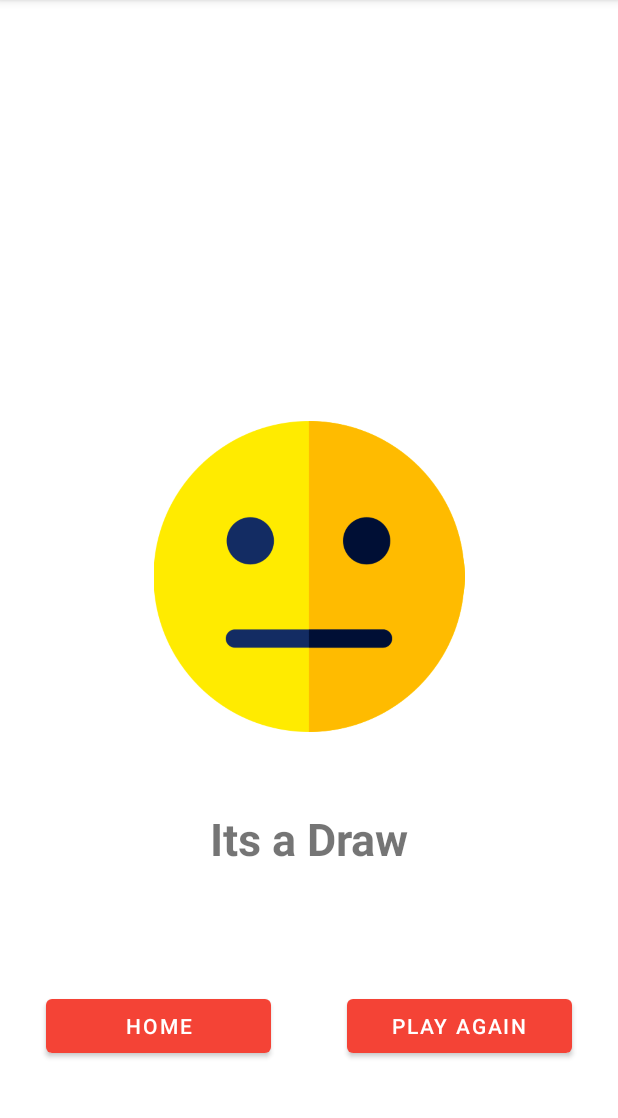
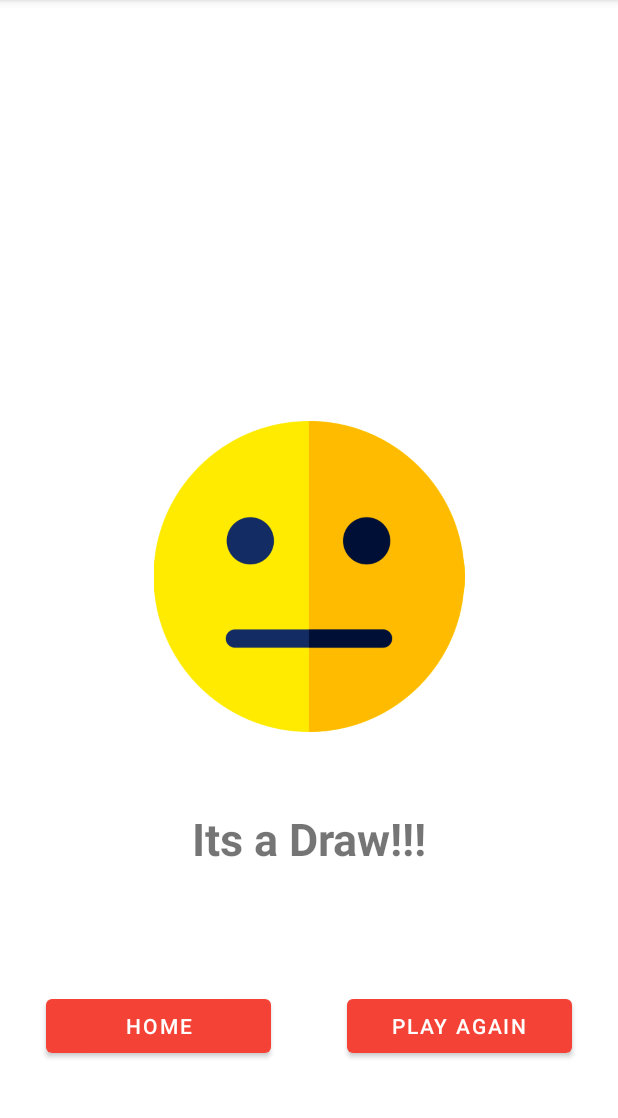
Before and after one commit to sadabmostafa/TicTacToe_Android_App, an Android app: the ResultScreen screen opened directly, with no data from a screen before it, on a phone screen of 412 x 824 dp, the part 84-1202 px from its top. Run offline under Robolectric (Android 15) with nearby library versions, the phone set to English and light mode, and no system bars.

Commit message:
Small updates

```diff
--- a/app/src/main/java/com/sadabmostafa/fridayproject/MainActivity.kt
+++ b/app/src/main/java/com/sadabmostafa/fridayproject/MainActivity.kt
@@ -15,6 +15,7 @@ class MainActivity : AppCompatActivity() {
     private lateinit var binding: ActivityMainBinding
     private var playerSelector = 1
     private var roundCounter = 0
+
     override fun onCreate(savedInstanceState: Bundle?) {
         super.onCreate(savedInstanceState)
         binding = ActivityMainBinding.inflate(layoutInflater)
--- a/app/src/main/java/com/sadabmostafa/fridayproject/ResultScreen.kt
+++ b/app/src/main/java/com/sadabmostafa/fridayproject/ResultScreen.kt
@@ -31,7 +31,7 @@ class ResultScreen : AppCompatActivity() {
             else -> {
                 binding.imageView2.visibility = View.INVISIBLE
                 binding.imageView.setImageResource(R.drawable.neutral)
-                binding.congo.text="Its a Draw"
+                binding.congo.text=getString(R.string.draw)
                 binding.won.text=""
             }
         }
--- a/app/src/main/java/com/sadabmostafa/fridayproject/StartingScreen.kt
+++ b/app/src/main/java/com/sadabmostafa/fridayproject/StartingScreen.kt
@@ -1,5 +1,6 @@
 package com.sadabmostafa.fridayproject
 
+import android.content.Context
 import android.content.Intent
 import androidx.appcompat.app.AppCompatActivity
 import android.os.Bundle
@@ -12,6 +13,7 @@ class StartingScreen : AppCompatActivity() {
         setContentView(R.layout.activity_starting_screen)
         binding = ActivityStartingScreenBinding.inflate(layoutInflater)
         setContentView(binding.root)
+        val something = getSharedPreferences("Score",Context.MODE_PRIVATE)
         binding.singlePlayer.setOnClickListener{
             val intent = Intent(this,MainActivity::class.java)
             finish()
--- a/app/src/main/res/values/strings.xml
+++ b/app/src/main/res/values/strings.xml
@@ -3,7 +3,7 @@
     <string name="xSymbol">X</string>
     <string name="oSymbol">O</string>
     <string name="player_1">Player 1</string>
-    <string name="draw">Draw!!!</string>
+    <string name="draw">Its a Draw!!!</string>
     <string name="player_2">Player 2</string>
     <string name="new_game">New Game</string>
     <string name="whoWon">Player %1$s won!!!</string>
```
